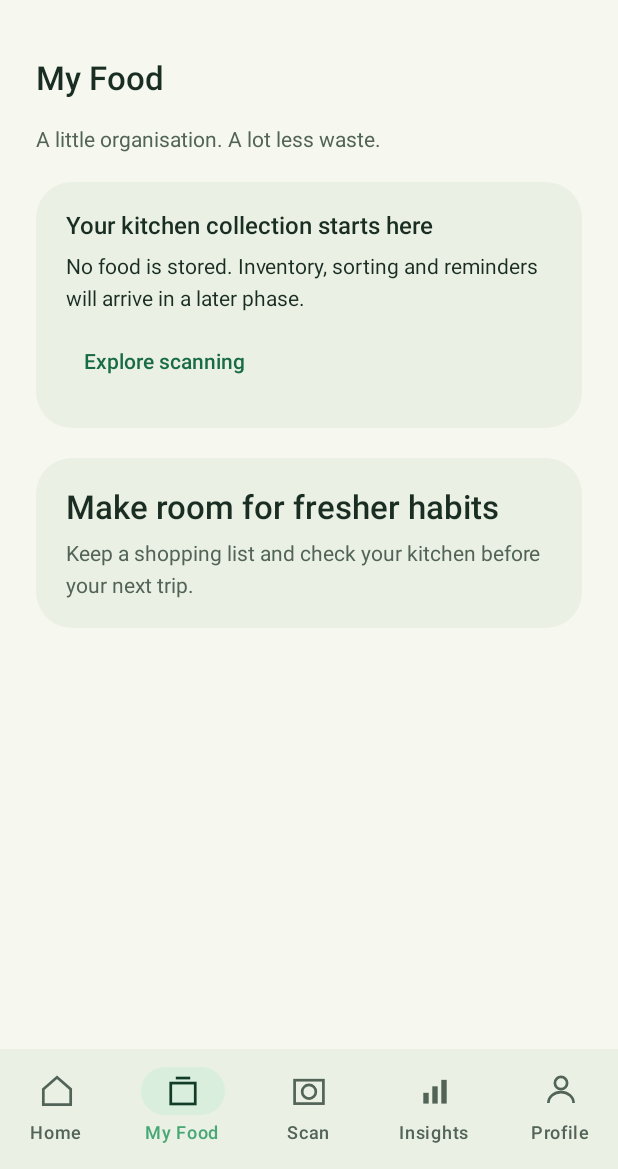
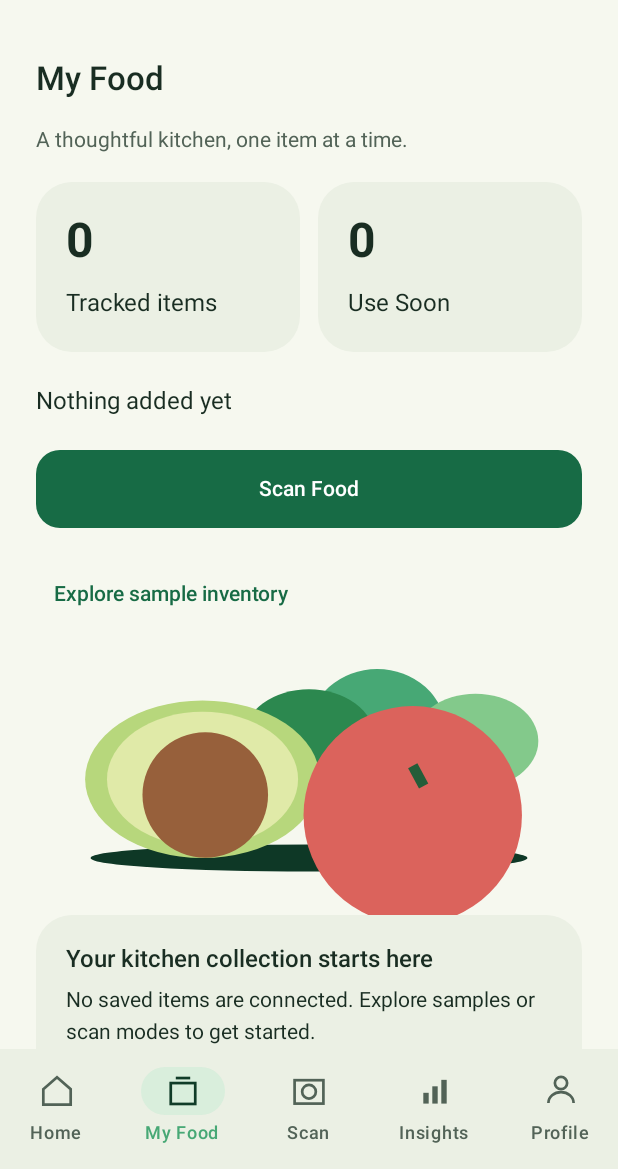
Before and after one commit to sadeepa-div/FreshCheck, an Android app built with Jetpack Compose: the screen it shows after launch (MainActivity), item 2 of the bottom bar chosen, on a phone screen of 412 x 824 dp, the part 67-1236 px from its top. Run offline under Robolectric (Android 15) with nearby library versions, the phone set to English and light mode, and no system bars.

Commit message:
feat(ui): implement food inventory details and freshness journey

```diff
--- a/app/src/main/java/com/freshcheck/app/navigation/FreshCheckApp.kt
+++ b/app/src/main/java/com/freshcheck/app/navigation/FreshCheckApp.kt
@@ -19,7 +19,8 @@ import androidx.compose.ui.unit.dp
 import androidx.compose.ui.tooling.preview.Preview
 import com.freshcheck.app.ui.home.HomeScreen
 import com.freshcheck.app.ui.scan.ScannerFlow
-import com.freshcheck.app.ui.myfood.MyFoodScreen
+import com.freshcheck.app.ui.myfood.MyFoodFlow
+import com.freshcheck.app.ui.myfood.DemoInventory
 import com.freshcheck.app.ui.insights.InsightsScreen
 import com.freshcheck.app.ui.profile.ProfileScreen
 import com.freshcheck.app.ui.theme.FreshCheckTheme
@@ -35,12 +36,15 @@ fun FreshCheckApp() {
     var samples by rememberSaveable { mutableStateOf(false) }
     var mode by rememberSaveable { mutableStateOf("Before Buying") }
     var topic by rememberSaveable { mutableStateOf("Overview") }
+    val inventory = rememberSaveable(saver = DemoInventory.StateSaver) { DemoInventory() }
+    var scanReturn by rememberSaveable { mutableStateOf(Destination.Home.name) }
     val holder = rememberSaveableStateHolder()
-    val scan: (String) -> Unit = { mode = it; selected = Destination.Scan.name }
+    val scan: (String) -> Unit = { mode = it; scanReturn = Destination.Home.name; selected = Destination.Scan.name }
     val insights: (String) -> Unit = { topic = it; selected = Destination.Insights.name }
     if (selected == Destination.Scan.name) {
         ScannerFlow(mode, { mode = it },
-            onClose = { selected = Destination.Home.name },
+            onClose = { selected = scanReturn },
+            onHome = { selected = Destination.Home.name },
             onNutrition = { insights("Nutrition") })
         return
     }
@@ -74,7 +78,9 @@ fun FreshCheckApp() {
                         when (Destination.valueOf(destination)) {
                             Destination.Home -> HomeScreen(name, samples, { samples = it }, scan,
                                 { selected = Destination.MyFood.name }, insights)
-                            Destination.MyFood -> MyFoodScreen { scan("After Buying") }
+                            Destination.MyFood -> MyFoodFlow(inventory) { _ ->
+                                mode = "After Buying"; scanReturn = Destination.MyFood.name; selected = Destination.Scan.name
+                            }
                             Destination.Scan -> Unit // Full-screen scanner is hosted above the dashboard scaffold.
                             Destination.Insights -> InsightsScreen(topic) { topic = it }
                             Destination.Profile -> ProfileScreen(name) { name = it }
--- /dev/null
+++ b/app/src/main/java/com/freshcheck/app/ui/myfood/MyFoodFlow.kt
@@ -0,0 +1,56 @@
+package com.freshcheck.app.ui.myfood
+import androidx.activity.compose.BackHandler
+import androidx.compose.animation.AnimatedContent
+import androidx.compose.foundation.layout.*
+import androidx.compose.material3.*
+import androidx.compose.runtime.*
+import androidx.compose.runtime.saveable.rememberSaveable
+import androidx.compose.ui.Modifier
+import androidx.compose.ui.tooling.preview.Preview
+import com.freshcheck.app.ui.theme.FreshCheckTheme
+import java.time.LocalDate
+
+@Composable
+fun MyFoodFlow(inventory: DemoInventory, onScan: (String?) -> Unit) {
+    var route by rememberSaveable { mutableStateOf("list") }
+    var itemId by rememberSaveable { mutableStateOf<String?>(null) }
+    var pendingId by rememberSaveable { mutableStateOf<String?>(null) }
+    var pendingAction by rememberSaveable { mutableStateOf("") }
+    var feedback by rememberSaveable { mutableStateOf<String?>(null) }
+    val item = inventory.items.firstOrNull { it.id == itemId }
+    fun back() { route = if (route == "edit" || route == "journey") "details" else "list" }
+    BackHandler(route != "list" || pendingId != null) { if (pendingId != null) pendingId = null else back() }
+    val actions = FoodActions(
+        onOpen = { itemId = it; route = "details" }, onEdit = { itemId = it; route = "edit" },
+        onJourney = { itemId = it; route = "journey" }, onRescan = { onScan(it) },
+        onRemove = { id, action -> pendingId = id; pendingAction = action })
+    AnimatedContent(if (item == null) "list" else route, label = "Food navigation") { screen ->
+        when (screen) {
+            "details" -> item?.let { FoodDetailsScreen(it, actions, ::back) }
+            "edit" -> item?.let { EditFoodItemScreen(it, { updated ->
+                if (updated.isDemo) { inventory.update(updated); route = "details"; feedback = "Sample updated for this session only. No notification scheduled." }
+                else feedback = "Food repository integration pending. No changes saved."
+            }, ::back) }
+            "journey" -> item?.let { FreshnessJourneyScreen(it, ::back, { onScan(it.id) }) }
+            else -> MyFoodScreen(inventory.items, actions, { onScan(null) },
+                { inventory.load(LocalDate.now()) }, { inventory.clear(); itemId = null; route = "list" })
+        }
+    }
+    pendingId?.let { id ->
+        AlertDialog(onDismissRequest = { pendingId = null }, title = { Text("$pendingAction item?") },
+            text = { Text("This removes the sample from this session's tracked list only. No real database will be updated.") },
+            confirmButton = { TextButton({
+                inventory.remove(id); pendingId = null
+                if (id == itemId) { route = "list"; itemId = null }
+                feedback = "Demo action applied locally only."
+            }) { Text("Confirm $pendingAction") } },
+            dismissButton = { TextButton({ pendingId = null }) { Text("Cancel") } })
+    }
+    feedback?.let { AlertDialog(onDismissRequest = { feedback = null }, title = { Text("Demo inventory") },
+        text = { Text(it) }, confirmButton = { TextButton({ feedback = null }) { Text("Got it") } }) }
+}
+@Preview(name = "Sample inventory · small phone", widthDp = 320, heightDp = 740)
+@Composable
+private fun InventoryPreview() {
+    FreshCheckTheme { Surface { MyFoodFlow(remember { DemoInventory(sampleFood(LocalDate.now())) }, {}) } }
+}
--- a/app/src/main/java/com/freshcheck/app/ui/myfood/MyFoodScreen.kt
+++ b/app/src/main/java/com/freshcheck/app/ui/myfood/MyFoodScreen.kt
@@ -1,11 +1,59 @@
 package com.freshcheck.app.ui.myfood
-import androidx.compose.runtime.Composable
+
+import androidx.compose.foundation.layout.*
+import androidx.compose.foundation.rememberScrollState
+import androidx.compose.foundation.horizontalScroll
+import androidx.compose.material3.*
+import androidx.compose.runtime.*
+import androidx.compose.runtime.saveable.rememberSaveable
+import androidx.compose.ui.Modifier
+import androidx.compose.ui.unit.dp
 import com.freshcheck.app.ui.components.*
+import com.freshcheck.app.ui.result.FreshnessCondition
+import java.time.LocalDate
+
 @Composable
-fun MyFoodScreen(onScan: () -> Unit) {
+fun MyFoodScreen(items: List<FoodItemUi>, actions: FoodActions, onScan: () -> Unit,
+    onLoadDemo: () -> Unit, onClearDemo: () -> Unit) {
+    var query by rememberSaveable { mutableStateOf("") }
+    var filterName by rememberSaveable { mutableStateOf(FoodFilter.All.name) }
+    var sortName by rememberSaveable { mutableStateOf(FoodSort.Priority.name) }
+    var sortMenu by remember { mutableStateOf(false) }
+    val today = LocalDate.now()
+    val shown = visibleFood(items, query, FoodFilter.valueOf(filterName), FoodSort.valueOf(sortName), today)
     Page {
-        SectionTitle("My Food", "A little organisation. A lot less waste.")
-        EmptyPanel("Your kitchen collection starts here", "No food is stored. Inventory, sorting and reminders will arrive in a later phase.", "Explore scanning", onScan)
-        Panel { SectionTitle("Make room for fresher habits", "Keep a shopping list and check your kitchen before your next trip.") }
+        SectionTitle("My Food", "A thoughtful kitchen, one item at a time.")
+        Row(horizontalArrangement = Arrangement.spacedBy(12.dp)) {
+            Panel(Modifier.weight(1f)) { Text("${items.size}", style = MaterialTheme.typography.headlineLarge); Text("Tracked items") }
+            Panel(Modifier.weight(1f)) { Text("${items.count { it.condition == FreshnessCondition.UseSoon }}", style = MaterialTheme.typography.headlineLarge); Text("Use Soon") }
+        }
+        Text(items.maxByOrNull { it.added }?.let { "Recently added · ${it.name} · ${it.added}" } ?: "Nothing added yet")
+        ActionButton("Scan Food", onScan, Modifier.fillMaxWidth())
+        if (items.any { it.isDemo }) {
+            Text("DEMONSTRATION DATA · Edits affect session samples only. No notifications are scheduled.",
+                style = MaterialTheme.typography.labelLarge, color = MaterialTheme.colorScheme.primary)
+            TextButton(onClearDemo) { Text("Clear demo inventory") }
+        } else TextButton(onLoadDemo) { Text("Explore sample inventory") }
+        if (items.isEmpty()) {
+            ProduceArt(Modifier.fillMaxWidth().height(150.dp))
+            EmptyPanel("Your kitchen collection starts here", "No saved items are connected. Explore samples or scan modes to get started.",
+                "Explore sample inventory", onLoadDemo)
+        } else {
+            OutlinedTextField(query, { query = it }, Modifier.fillMaxWidth(), label = { Text("Search produce name or type") }, singleLine = true)
+            Row(Modifier.horizontalScroll(rememberScrollState()), horizontalArrangement = Arrangement.spacedBy(8.dp)) {
+                FoodFilter.entries.forEach { FilterChip(filterName == it.name, { filterName = it.name }, label = { Text(it.label) }) }
+            }
+            Box {
+                OutlinedButton({ sortMenu = true }) { Text("Sort · ${FoodSort.valueOf(sortName).label}") }
+                DropdownMenu(sortMenu, { sortMenu = false }) {
+                    FoodSort.entries.forEach { item -> DropdownMenuItem(text = { Text(item.label) },
+                        onClick = { sortName = item.name; sortMenu = false }) }
+                }
+            }
+            Text("${shown.size} matching items", style = MaterialTheme.typography.labelLarge)
+            if (shown.isEmpty()) EmptyPanel("No matches", "Try another name, produce type or filter.", "Clear search and filters",
+                { query = ""; filterName = FoodFilter.All.name })
+            shown.forEach { item -> key(item.id) { FoodItemCard(item, today, actions) } }
+        }
     }
 }
--- a/app/src/main/java/com/freshcheck/app/ui/scan/ScannerFlow.kt
+++ b/app/src/main/java/com/freshcheck/app/ui/scan/ScannerFlow.kt
@@ -17,7 +17,8 @@ import kotlinx.coroutines.delay
  * Keep ScanScreen and AnalysisResultScreen stateless for real state and asynchronous callbacks.
  */
 @Composable
-fun ScannerFlow(modeLabel: String, onMode: (String) -> Unit, onClose: () -> Unit, onNutrition: () -> Unit) {
+fun ScannerFlow(modeLabel: String, onMode: (String) -> Unit, onClose: () -> Unit, onNutrition: () -> Unit,
+    onHome: () -> Unit = onClose) {
     val mode = ScanMode.entries.firstOrNull { it.label == modeLabel } ?: ScanMode.BeforeBuying
     var stage by rememberSaveable { mutableStateOf("scanner") }
     var conditionName by rememberSaveable { mutableStateOf(FreshnessCondition.Fresh.name) }
@@ -35,7 +36,7 @@ fun ScannerFlow(modeLabel: String, onMode: (String) -> Unit, onClose: () -> Unit
     AnimatedContent(stage == "result", label = "Demo analysis result") { showResult ->
         if (showResult) Box(Modifier.fillMaxSize().safeDrawingPadding()) {
             AnalysisResultScreen(DemoResults.create(condition), mode, ResultActions(
-                onScanAgain = { stage = "scanner" }, onHome = onClose,
+                onScanAgain = { stage = "scanner" }, onHome = onHome,
                 onSave = { message = "Inventory integration pending. This sample has not been saved." },
                 onNutrition = onNutrition,
                 onReminder = { message = "Reminder integration pending. No reminder has been scheduled." }
```
Also changed, not shown: app/src/main/java/com/freshcheck/app/ui/myfood/EditFoodItemScreen.kt (added, +44 -0 lines), app/src/main/java/com/freshcheck/app/ui/myfood/FoodDetailsScreen.kt (added, +45 -0 lines), app/src/main/java/com/freshcheck/app/ui/myfood/FoodItemCard.kt (added, +49 -0 lines), app/src/main/java/com/freshcheck/app/ui/myfood/FoodPreviews.kt (added, +28 -0 lines), app/src/main/java/com/freshcheck/app/ui/myfood/FreshnessJourneyScreen.kt (added, +59 -0 lines), app/src/main/java/com/freshcheck/app/ui/myfood/MyFoodUiState.kt (added, +118 -0 lines), 2 other files.
